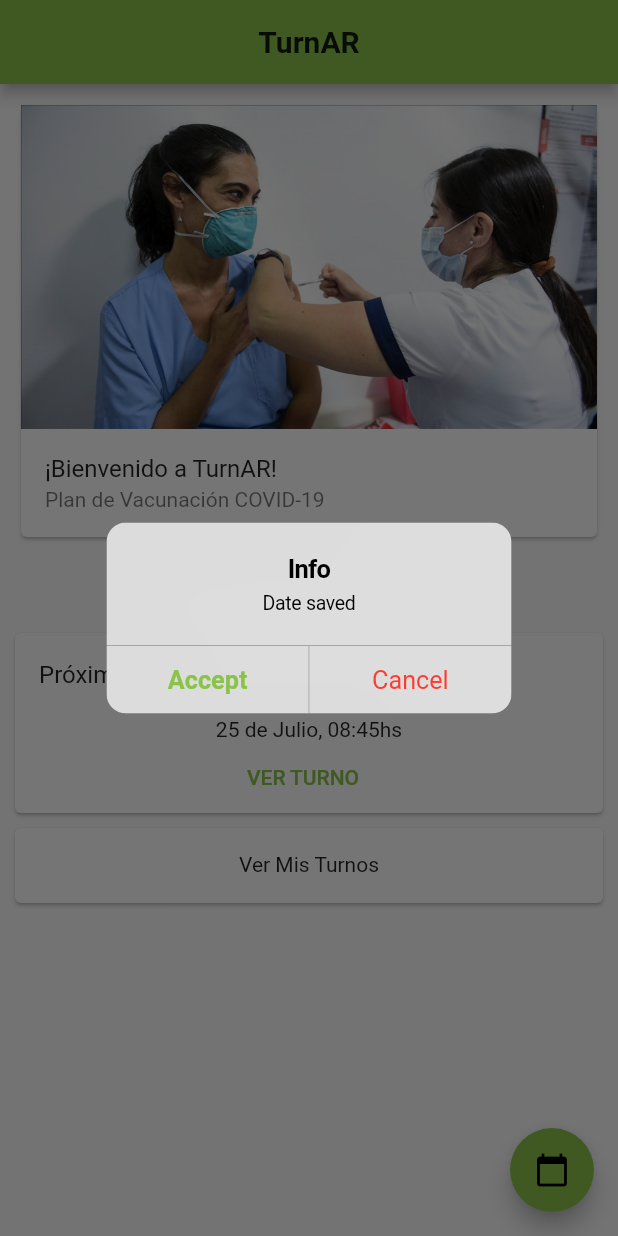
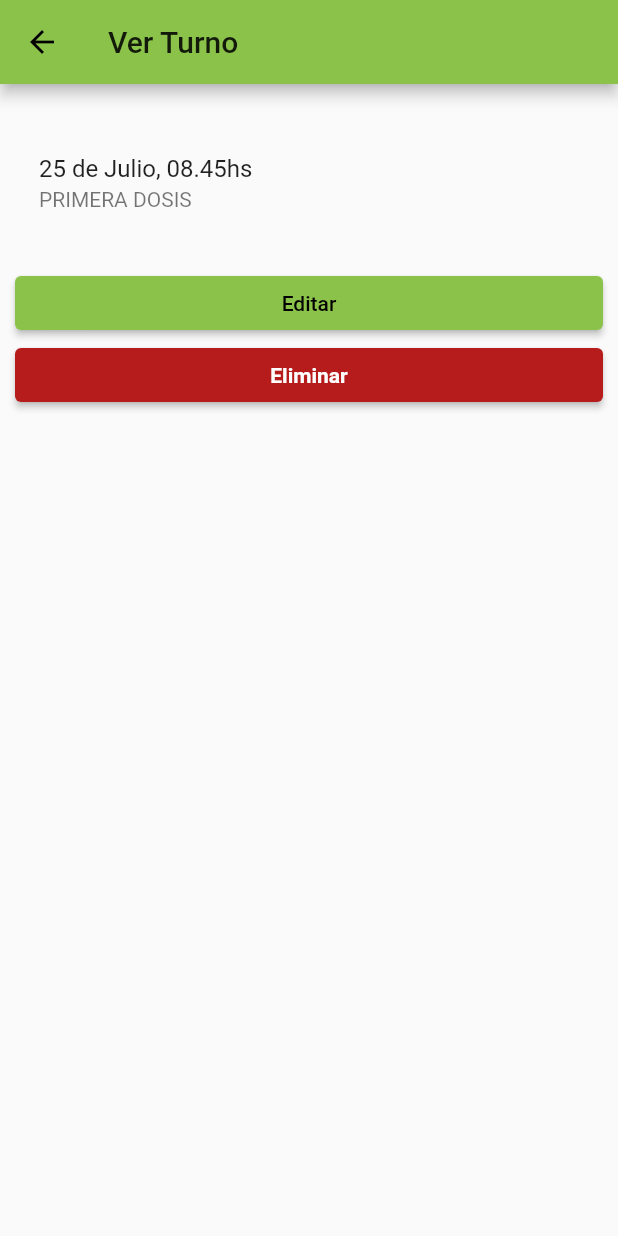
Before and after one commit to julitaras/turnAR, a Flutter app: the MyHomePage screen opened directly, after a tap on "VER TURNO", on a phone screen of 412 x 824 dp. Run offline on Flutter 3.47's test engine with Material 2 defaults, Android fonts, the phone set to English and light mode, and no system bars.

Commit message:
View Ver Turno con Botoneras y acción consecuente

```diff
--- a/lib/main.dart
+++ b/lib/main.dart
@@ -2,6 +2,8 @@ import 'package:flutter/cupertino.dart';
 import 'package:flutter/material.dart';
 import './pages/misTurnos.dart';
 import './pages/reservarTurnos.dart';
+import './pages/verTurno.dart';
+
 
 void main() => runApp(MyApp());
 
@@ -98,7 +100,10 @@ class _MyHomePageState extends State<MyHomePage> {
                     children: <Widget>[
                       TextButton(
                         child: const Text('VER TURNO'),
-                        onPressed: () { _saveTheDate(context); },
+                        onPressed: () {
+                          Navigator.of(context).push(MaterialPageRoute(builder: (context) => VerTurno()
+                          ));
+                        },
                       ),
                       const SizedBox(width: 8),
                     ],
--- /dev/null
+++ b/lib/pages/verTurno.dart
@@ -0,0 +1,73 @@
+import 'package:flutter/cupertino.dart';
+import 'package:flutter/material.dart';
+import './reservarTurnos.dart';
+import '../main.dart';
+
+class VerTurno extends StatelessWidget {
+  @override
+  Widget build(BuildContext context) {
+    return Scaffold(
+      appBar: AppBar(title: Text("Ver Turno"),),
+      body: Container(
+        margin: const EdgeInsets.only(left: 10.0, right: 10.0, top: 30.0),
+        child: Column(
+          mainAxisAlignment: MainAxisAlignment.start,
+          children: <Widget>[
+            const ListTile(
+              title: Text('25 de Julio, 08.45hs'),
+              subtitle: Text('PRIMERA DOSIS'),
+            ),
+            Container(
+              margin: const EdgeInsets.only(top: 20.0),
+              width: double.infinity,
+              child: ElevatedButton(
+                onPressed: () {
+                  Navigator.of(context).push(MaterialPageRoute(builder: (context) => ReservarTurnos()));
+                  // TODO: se tendrían que mandar los datos del turno y cambiar el título general de la view
+                },
+                child: const Text('Editar'),
+              ),
+            ),
+            Container(
+              width: double.infinity,
+              child: ElevatedButton(
+              style: ElevatedButton.styleFrom(
+                primary: Colors.red[900],
+
+              ),
+              onPressed: () {
+                showDialog(
+                    context: context,
+                    builder: (_) => CupertinoAlertDialog(
+                      title: Text('Eliminar Turno'),
+                      content: Text('¿Está seguro/a de que desea eliminar su turno?'),
+                      actions: <Widget>[
+                        CupertinoDialogAction(
+                          child: Text('Aceptar'),
+                          isDefaultAction: true,
+                          onPressed: () {
+                            Navigator.of(context, rootNavigator: true).pop("Discard");
+                            Navigator.of(context).push(MaterialPageRoute(builder: (context) =>  MyHomePage(title: "TurnAR")));
+                            // TODO: debe eliminar el turno
+                          },
+                        ),
+                        CupertinoDialogAction(
+                          child: Text('Cancel'),
+                          isDefaultAction: false,
+                          isDestructiveAction: true,
+                          onPressed: () {
+                            Navigator.of(context, rootNavigator: true).pop("Cancel");
+                          },
+                        ),
+                      ],
+                    ));
+              },
+              child: const Text('Eliminar', style: TextStyle(fontWeight: FontWeight.bold, color: Colors.white)),
+            ),
+            ),
+          ],
+        ),
+      ),
+    );
+  }
+}
```
